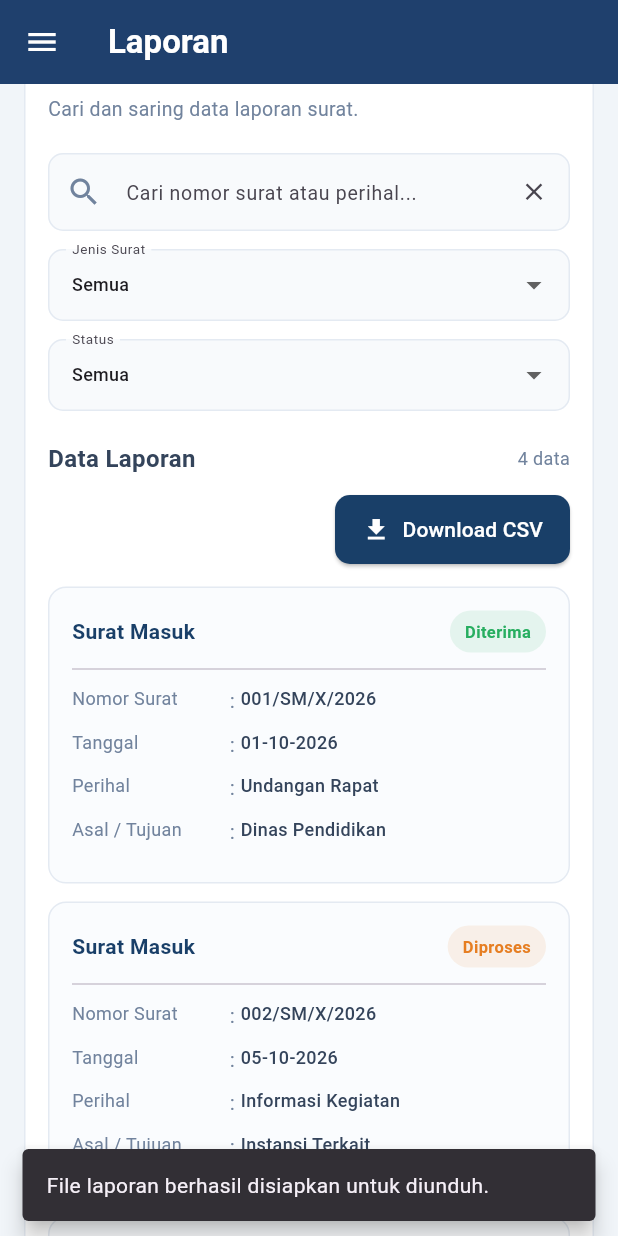
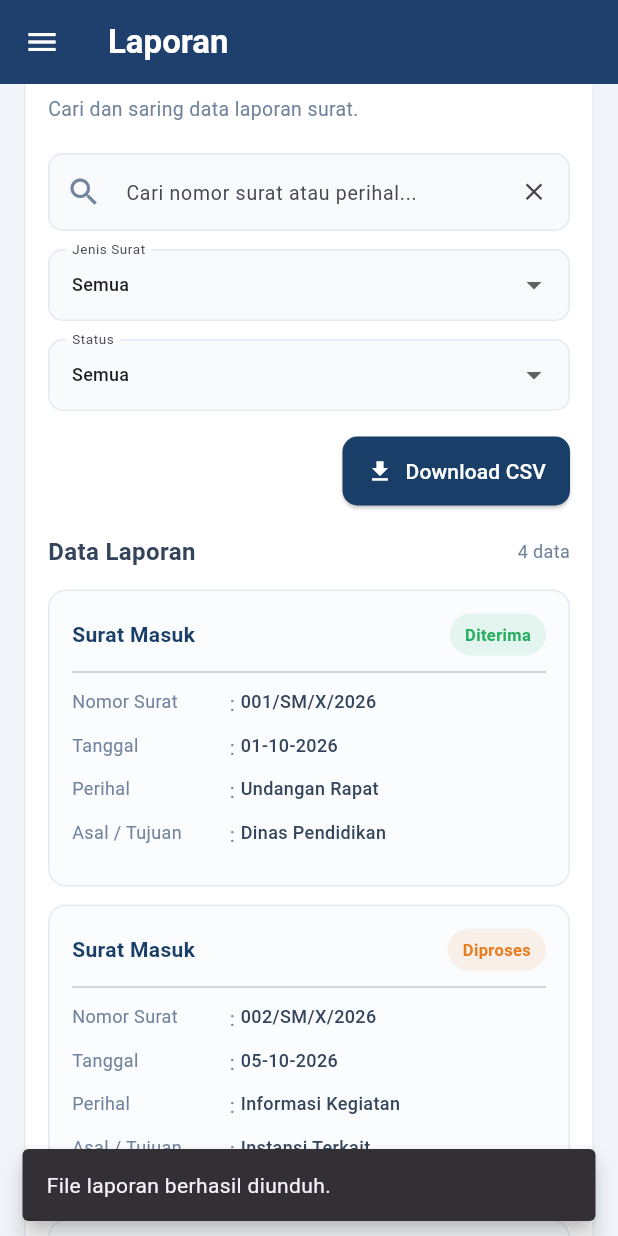
Before and after one commit to 2413025022RhosaThatiaAnista/sia_tu_mobile, a Flutter app: the LaporanPage screen opened directly, scrolled down 576 dp, after a tap on "Download CSV", on a phone screen of 412 x 824 dp. Run offline on Flutter 3.47's test engine with Material 3 defaults, Android fonts, the phone set to English and light mode, and no system bars; our stand-ins replace file_picker; missing offline and left inert: dart:html; Roboto replaces fonts that are missing (Arial).

Commit message:
Memperbaiki tampilan halaman laporan

```diff
--- a/lib/pages/laporan_page.dart
+++ b/lib/pages/laporan_page.dart
@@ -96,8 +96,8 @@ class _LaporanPageState extends State<LaporanPage> {
       .where((e) => e['jenis'] == 'Surat Keluar')
       .length;
 
-  // Mengunduh data laporan yang sedang tampil (mengikuti pencarian dan filter).
-  // Fitur ini ditujukan untuk Flutter Web yang dijalankan melalui browser.
+  // Mengunduh data yang sedang tampil setelah pencarian dan filter.
+  // Catatan: fitur ini berlaku untuk Flutter Web (Chrome).
   void _downloadCsv() {
     final data = _filteredData;
 
@@ -112,12 +112,19 @@ class _LaporanPageState extends State<LaporanPage> {
     }
 
     String escapeCsv(String value) {
-      final escaped = value.replaceAll('"', '""');
-      return '"$escaped"';
+      return '"${value.replaceAll('"', '""')}"';
     }
 
     final rows = <List<String>>[
-      ['No.', 'Jenis Surat', 'Nomor Surat', 'Tanggal', 'Perihal', 'Asal / Tujuan', 'Status'],
+      [
+        'No.',
+        'Jenis Surat',
+        'Nomor Surat',
+        'Tanggal',
+        'Perihal',
+        'Asal / Tujuan',
+        'Status',
+      ],
       for (var i = 0; i < data.length; i++)
         [
           '${i + 1}',
@@ -134,9 +141,9 @@ class _LaporanPageState extends State<LaporanPage> {
         .map((row) => row.map(escapeCsv).join(','))
         .join('\r\n');
 
-    // BOM membantu Microsoft Excel mengenali teks UTF-8 dengan benar.
+    // BOM agar karakter bahasa Indonesia terbaca dengan baik di Excel.
     final bytes = utf8.encode('\uFEFF$csv');
-    final blob = html.Blob([bytes], 'text/csv;charset=utf-8;');
+    final blob = html.Blob([bytes], 'text/csv;charset=utf-8');
     final url = html.Url.createObjectUrlFromBlob(blob);
 
     html.AnchorElement(href: url)
@@ -148,7 +155,7 @@ class _LaporanPageState extends State<LaporanPage> {
 
     ScaffoldMessenger.of(context).showSnackBar(
       const SnackBar(
-        content: Text('File laporan berhasil disiapkan untuk diunduh.'),
+        content: Text('File laporan berhasil diunduh.'),
         behavior: SnackBarBehavior.floating,
       ),
     );
@@ -763,7 +770,29 @@ class _LaporanPageState extends State<LaporanPage> {
           ),
           const SizedBox(height: 20),
           _buildFilters(mobile),
-          const SizedBox(height: 20),
+          const SizedBox(height: 16),
+          Align(
+            alignment: Alignment.centerRight,
+            child: ElevatedButton.icon(
+              onPressed: _filteredData.isEmpty ? null : _downloadCsv,
+              icon: const Icon(Icons.download, size: 18),
+              label: const Text('Download CSV'),
+              style: ElevatedButton.styleFrom(
+                backgroundColor: navy,
+                foregroundColor: Colors.white,
+                disabledBackgroundColor: Colors.grey.shade300,
+                disabledForegroundColor: Colors.grey.shade600,
+                padding: const EdgeInsets.symmetric(
+                  horizontal: 16,
+                  vertical: 13,
+                ),
+                shape: RoundedRectangleBorder(
+                  borderRadius: BorderRadius.circular(10),
+                ),
+              ),
+            ),
+          ),
+          const SizedBox(height: 18),
           Row(
             children: [
               const Expanded(
@@ -784,27 +813,6 @@ class _LaporanPageState extends State<LaporanPage> {
                 ),
               ),
             ],
-          ),
-          const SizedBox(height: 12),
-          Align(
-            alignment: Alignment.centerRight,
-            child: ElevatedButton.icon(
-              onPressed: _filteredData.isEmpty ? null : _downloadCsv,
-              icon: const Icon(Icons.download, size: 19),
-              label: const Text('Download CSV'),
-              style: ElevatedButton.styleFrom(
-                backgroundColor: navy,
-                foregroundColor: Colors.white,
-                disabledBackgroundColor: const Color(0xFFCBD5E1),
-                padding: const EdgeInsets.symmetric(
-                  horizontal: 18,
-                  vertical: 13,
-                ),
-                shape: RoundedRectangleBorder(
-                  borderRadius: BorderRadius.circular(10),
-                ),
-              ),
-            ),
           ),
           const SizedBox(height: 14),
           if (_filteredData.isEmpty)
```
